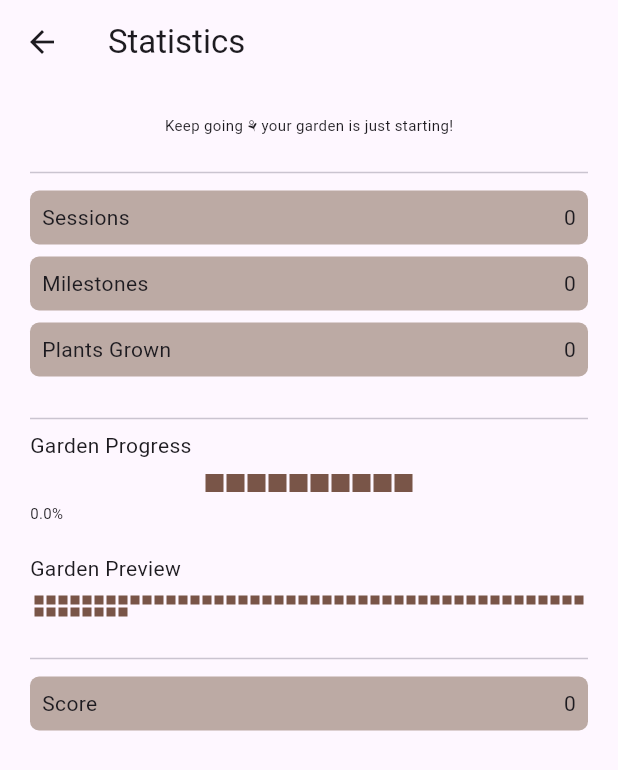
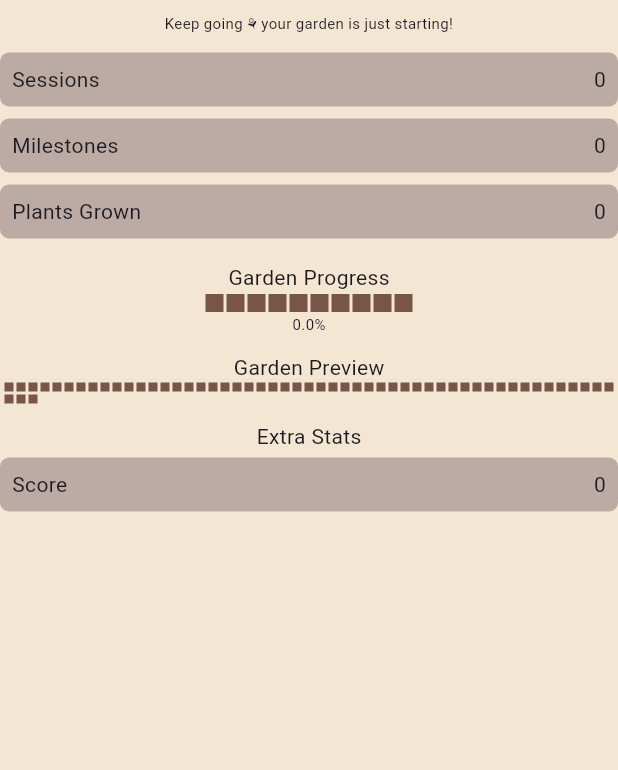
Before and after one commit to its-dead/sproutly, a Flutter app: the StatsScreen screen opened directly, on a phone screen of 412 x 824 dp. Shown: the top 770 px of the screen. Run offline on Flutter 3.47's test engine with Material 3 defaults, Android fonts, the phone set to English and light mode, and no system bars; our stand-ins replace shared_preferences; accounts and stored records are empty.

Commit message:
fixed stats screen layout = no overflow

```diff
--- a/lib/screens/stats_screen.dart
+++ b/lib/screens/stats_screen.dart
@@ -10,62 +10,84 @@ class StatsScreen extends StatelessWidget {
     final garden = Provider.of<GardenState>(context);
 
     return Scaffold(
-      appBar: AppBar(title: const Text("Statistics")),
-      body: Padding(
-        padding: const EdgeInsets.all(20),
+      backgroundColor: const Color(0xFFF3E7D3),
+
+      body: Stack(
+        children: [
+          // content
+          Positioned.fill(
+            child: SafeArea(
+              child: Column(
+                children: [
+                  const SizedBox(height: 8),
+
+                  _buildHeader(garden),
+
+                  Expanded(
                     child: SingleChildScrollView(
                       child: Column(
-            crossAxisAlignment: CrossAxisAlignment.start,
                         children: [
-              // Motivation
-              Center(
-                child: Text(
-                  _getMotivationMessage(garden),
-                  style: const TextStyle(fontSize: 10),
+                          // core stats
+                          _statCard(
+                            "Sessions",
+                            garden.completedSessions.toString(),
                           ),
+                          _statCard(
+                            "Milestones",
+                            _milestoneCount(garden).toString(),
+                          ),
+                          _statCard(
+                            "Plants Grown",
+                            garden.fullyGrownPlants.toString(),
                           ),
 
-              const SizedBox(height: 16),
-              Divider(thickness: 1),
+                          const SizedBox(height: 12),
 
-              // Core stats
-              _statCard("Sessions", garden.completedSessions.toString()),
-              _statCard("Milestones", _milestoneCount(garden).toString()),
-              _statCard("Plants Grown", garden.fullyGrownPlants.toString()),
-
-              const SizedBox(height: 16),
-              Divider(thickness: 1),
-
-              // Progress section
+                          // progress section
                           const Text("Garden Progress"),
-              const SizedBox(height: 8),
-
                           buildPixelProgress(garden.gardenCompletion / 100),
-
-              const SizedBox(height: 6),
-
                           Text(
                             "${garden.gardenCompletion.toStringAsFixed(1)}%",
                             style: const TextStyle(fontSize: 10),
                           ),
 
-              const SizedBox(height: 20),
+                          const SizedBox(height: 12),
 
-              // Mini garden preview
+                          // mini garden preview
                           const Text("Garden Preview"),
-              const SizedBox(height: 8),
+                          miniGardenProgress(garden),
 
-              Center(child: miniGardenProgress(garden)),
+                          const SizedBox(height: 12),
 
-              const SizedBox(height: 20),
-              Divider(thickness: 1),
-
-              // Extra stats
-              _statCard("Score", garden.productivityScore.toString()),
+                          // extra stats
+                          const Text("Extra Stats"),
+                          _statCard(
+                            "Score",
+                            garden.productivityScore.toString(),
+                          ),
                         ],
                       ),
                     ),
                   ),
+                ],
+              ),
+            ),
+          ),
+        ],
+      ),
+    );
+  }
+
+  Widget _buildHeader(GardenState garden) {
+    return Column(
+      children: [
+        Text(
+          _getMotivationMessage(garden),
+          style: const TextStyle(fontSize: 10),
+          textAlign: TextAlign.center,
+        ),
+        const SizedBox(height: 8),
+      ],
     );
   }
 
```
Lines whose indentation alone changed are shown as unchanged.
